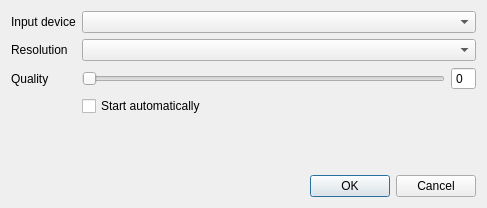
First picture: the form in projects/videoclient/src/video/videosettingswidget.ui, repository mfreiholz/ts3video, before the edit.
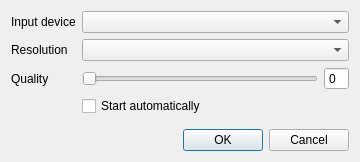
Second picture: the form after the edit.

Commit message: Hides camera widget, if camera gets disabled.

```diff
--- a/projects/videoclient/src/video/videosettingswidget.ui
+++ b/projects/videoclient/src/video/videosettingswidget.ui
@@ -6,8 +6,8 @@
    <rect>
     <x>0</x>
     <y>0</y>
-    <width>487</width>
-    <height>208</height>
+    <width>360</width>
+    <height>162</height>
    </rect>
   </property>
   <property name="windowTitle">
```
The commit also changes 1 other file.
